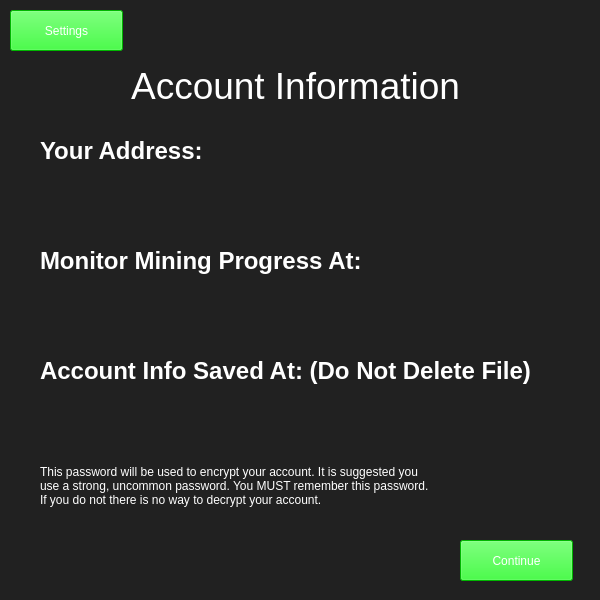
Old version of the form Mr.Mining/MikeTheMiner/AccountInfo.ui in the repository patel344/Mr.Miner.
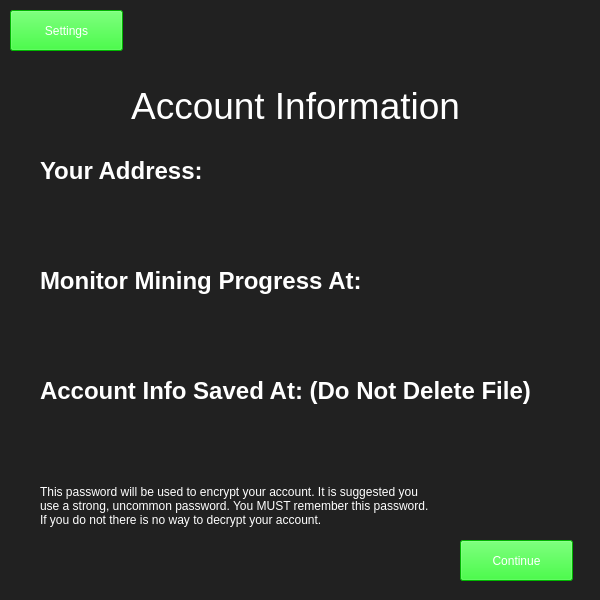
New version of the form. Icons and pictures are not drawn.

The edit to the form file:
```diff
--- a/Mr.Mining/MikeTheMiner/AccountInfo.ui
+++ b/Mr.Mining/MikeTheMiner/AccountInfo.ui
@@ -22,7 +22,7 @@
    <property name="geometry">
     <rect>
      <x>70</x>
-     <y>60</y>
+     <y>80</y>
      <width>451</width>
      <height>51</height>
     </rect>
@@ -83,7 +83,7 @@
    <property name="geometry">
     <rect>
      <x>40</x>
-     <y>450</y>
+     <y>470</y>
      <width>391</width>
      <height>71</height>
     </rect>
@@ -104,7 +104,7 @@
    <property name="geometry">
     <rect>
      <x>40</x>
-     <y>240</y>
+     <y>260</y>
      <width>411</width>
      <height>41</height>
     </rect>
@@ -129,7 +129,7 @@
    <property name="geometry">
     <rect>
      <x>40</x>
-     <y>130</y>
+     <y>150</y>
      <width>401</width>
      <height>41</height>
     </rect>
@@ -154,7 +154,7 @@
    <property name="geometry">
     <rect>
      <x>40</x>
-     <y>350</y>
+     <y>370</y>
      <width>521</width>
      <height>41</height>
     </rect>
@@ -179,7 +179,7 @@
    <property name="geometry">
     <rect>
      <x>40</x>
-     <y>190</y>
+     <y>210</y>
      <width>461</width>
      <height>31</height>
     </rect>
@@ -197,7 +197,7 @@
    <property name="geometry">
     <rect>
      <x>40</x>
-     <y>300</y>
+     <y>320</y>
      <width>461</width>
      <height>31</height>
     </rect>
@@ -215,7 +215,7 @@
    <property name="geometry">
     <rect>
      <x>40</x>
-     <y>410</y>
+     <y>430</y>
      <width>461</width>
      <height>31</height>
     </rect>
```
Left out of the diff: 286 changed lines with no effect on the pictures.
